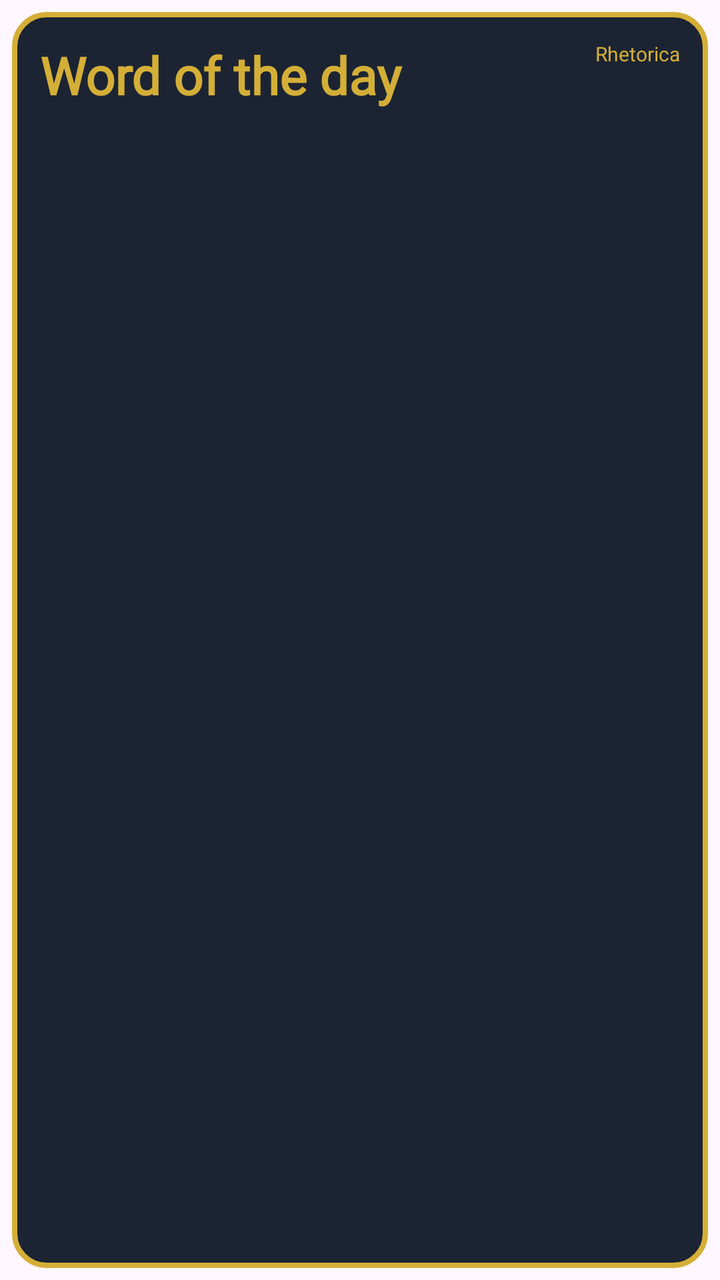
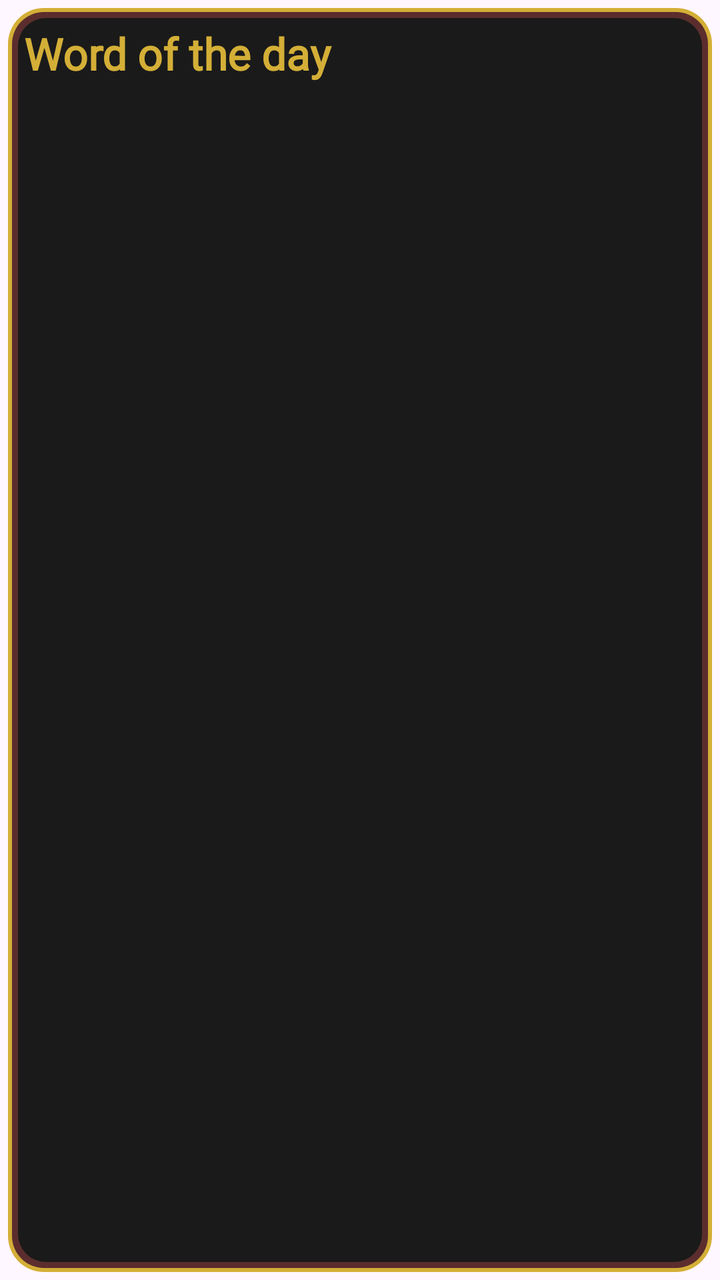

Two renders of the same Android screen: before a commit and after it. Below are the layout's source before the change and the commit's diff.
<!-- AndroidManifest.xml: application theme Theme.Rhetorica -->
<!-- res/layout/widget_word_of_day.xml -->
<?xml version="1.0" encoding="utf-8"?>
<FrameLayout xmlns:android="http://schemas.android.com/apk/res/android"
    android:id="@+id/widgetRoot"
    android:layout_width="match_parent"
    android:layout_height="match_parent"
    android:padding="6dp">

    <ImageView
        android:id="@+id/widgetBackgroundImage"
        android:layout_width="match_parent"
        android:layout_height="match_parent"
        android:contentDescription="@null"
        android:scaleType="fitXY"
        android:src="@drawable/widget_background" />

    <LinearLayout
        android:layout_width="match_parent"
        android:layout_height="match_parent"
        android:orientation="vertical"
        android:padding="14dp">

        
        <LinearLayout
            android:layout_width="match_parent"
            android:layout_height="wrap_content"
            android:gravity="top"
            android:orientation="horizontal">

            <LinearLayout
                android:layout_width="0dp"
                android:layout_height="wrap_content"
                android:layout_weight="1"
                android:orientation="vertical">

                <TextView
                    android:id="@+id/widgetWordText"
                    android:layout_width="match_parent"
                    android:layout_height="wrap_content"
                    android:fontFamily="@font/playfair_display"
                    android:text="@string/widget_default_word"
                    android:textColor="@color/widget_gold"
                    android:textSize="26sp"
                    android:textStyle="bold" />

                <TextView
                    android:id="@+id/widgetPartOfSpeech"
                    android:layout_width="match_parent"
                    android:layout_height="wrap_content"
                    android:layout_marginTop="1dp"
                    android:ellipsize="end"
                    android:maxLines="1"
                    android:textColor="@color/widget_gold"
                    android:textSize="12sp"
                    android:visibility="gone" />

            </LinearLayout>

            <TextView
                android:id="@+id/widgetTopLogo"
                android:layout_width="wrap_content"
                android:layout_height="wrap_content"
                android:text="@string/widget_brand_short"
                android:textColor="@color/widget_gold"
                android:textSize="10sp" />

        </LinearLayout>

        
        <TextView
            android:id="@+id/widgetDefinitionText"
            android:layout_width="match_parent"
            android:layout_height="wrap_content"
            android:layout_marginTop="6dp"
            android:ellipsize="end"
            android:lineSpacingExtra="2dp"
            android:maxLines="3"
            android:text="@string/widget_default_definition"
            android:textColor="@color/widget_text_primary"
            android:textSize="13sp"
            android:visibility="gone" />

        
        <TextView
            android:id="@+id/widgetGoldDivider"
            android:layout_width="match_parent"
            android:layout_height="1dp"
            android:layout_marginTop="8dp"
            android:layout_marginBottom="6dp"
            android:background="@color/widget_gold"
            android:visibility="gone" />

        
        <LinearLayout
            android:id="@+id/widgetAttributionRow"
            android:layout_width="match_parent"
            android:layout_height="wrap_content"
            android:gravity="center_vertical"
            android:orientation="horizontal"
            android:visibility="gone">

            <TextView
                android:id="@+id/widgetLaurelIcon"
                android:layout_width="wrap_content"
                android:layout_height="wrap_content"
                android:layout_marginEnd="4dp"
                android:text="@string/widget_laurel"
                android:textColor="@color/widget_gold"
                android:textSize="14sp" />

            <TextView
                android:id="@+id/widgetAttributionText"
                android:layout_width="0dp"
                android:layout_height="wrap_content"
                android:layout_weight="1"
                android:textColor="@color/widget_text_attribution"
                android:textSize="11sp"
                android:textStyle="bold" />

            <TextView
                android:id="@+id/widgetBrandText"
                android:layout_width="wrap_content"
                android:layout_height="wrap_content"
                android:text="@string/widget_brand_full"
                android:textColor="@color/widget_gold"
                android:textSize="9sp" />
        </LinearLayout>

        
        <TextView
            android:id="@+id/widgetQuoteText"
            android:layout_width="match_parent"
            android:layout_height="wrap_content"
            android:layout_marginTop="6dp"
            android:ellipsize="end"
            android:fontFamily="@font/playfair_display_italic"
            android:lineSpacingExtra="1dp"
            android:maxLines="4"
            android:textColor="@color/widget_text_secondary"
            android:textSize="13sp"
            android:visibility="gone" />

        <TextView
            android:id="@+id/widgetQuoteSourceText"
            android:layout_width="match_parent"
            android:layout_height="wrap_content"
            android:layout_marginTop="2dp"
            android:textColor="@color/widget_gold"
            android:textSize="9sp"
            android:visibility="gone" />

        
        <LinearLayout
            android:id="@+id/widgetBottomBar"
            android:layout_width="match_parent"
            android:layout_height="wrap_content"
            android:layout_marginTop="8dp"
            android:gravity="center_vertical"
            android:orientation="horizontal"
            android:visibility="gone">

            <TextView
                android:id="@+id/widgetBookIcon"
                android:layout_width="wrap_content"
                android:layout_height="wrap_content"
                android:layout_marginEnd="4dp"
                android:text="@string/widget_brand_short"
                android:textColor="@color/widget_gold"
                android:textSize="10sp" />

            
            <TextView
                android:layout_width="0dp"
                android:layout_height="1dp"
                android:layout_weight="1"
                android:text="" />

            <TextView
                android:id="@+id/widgetSpeechCta"
                android:layout_width="wrap_content"
                android:layout_height="wrap_content"
                android:background="@drawable/widget_cta_pill"
                android:paddingLeft="8dp"
                android:paddingTop="2dp"
                android:paddingRight="8dp"
                android:paddingBottom="2dp"
                android:text="@string/widget_speech_cta"
                android:textColor="@color/widget_card_background"
                android:textSize="9sp"
                android:textStyle="bold" />
        </LinearLayout>

    </LinearLayout>
</FrameLayout>
<!-- resources referenced by this layout -->
<resources>
  <color name="widget_card_background">#1C2433</color>
  <color name="widget_gold">#D4AF37</color>
  <color name="widget_text_attribution">#E8DFC8</color>
  <color name="widget_text_primary">#F5F0E6</color>
  <color name="widget_text_secondary">#C8BFA8</color>
  <!-- drawable widget_background (drawable) -->
  <?xml version="1.0" encoding="utf-8"?>
  <shape xmlns:android="http://schemas.android.com/apk/res/android">
      <solid android:color="#1C2433" />
      <stroke
          android:width="2.5dp"
          android:color="#D4AF37" />
      <corners android:radius="16dp" />
  </shape>
  <!-- drawable widget_cta_pill (drawable) -->
  <?xml version="1.0" encoding="utf-8"?>
  <shape xmlns:android="http://schemas.android.com/apk/res/android"
      android:shape="rectangle">
      <solid android:color="#D4AF37" />
      <corners android:radius="24dp" />
  </shape>
  <string name="widget_brand_full">Rhetorica · Word of the Day</string>
  <string name="widget_brand_short">Rhetorica</string>
  <string name="widget_default_definition">Daily definition will appear here.</string>
  <string name="widget_default_word">Word of the day</string>
  <string name="widget_laurel">✦</string>
  <string name="widget_speech_cta">Tap for full speech</string>
  <style name="Theme.Rhetorica" parent="Theme.Material3.DayNight.NoActionBar" />
</resources>

<!-- the commit's change to res/layout/widget_word_of_day.xml (unified diff, before → after) -->
@@ -3,7 +3,7 @@
     android:id="@+id/widgetRoot"
     android:layout_width="match_parent"
     android:layout_height="match_parent"
-    android:padding="6dp">
+    android:padding="4dp">
 
     <ImageView
         android:id="@+id/widgetBackgroundImage"
@@ -14,118 +14,60 @@
         android:src="@drawable/widget_background" />
 
     <LinearLayout
+        android:id="@+id/widgetContent"
         android:layout_width="match_parent"
         android:layout_height="match_parent"
         android:orientation="vertical"
-        android:padding="14dp">
+        android:padding="8dp">
 
-        
-        <LinearLayout
+        <TextView
+            android:id="@+id/widgetBadge"
             android:layout_width="match_parent"
             android:layout_height="wrap_content"
-            android:gravity="top"
-            android:orientation="horizontal">
+            android:ellipsize="end"
+            android:maxLines="1"
+            android:text="@string/home_wotd_badge"
+            android:textColor="@color/widget_gold"
+            android:textSize="11sp"
+            android:textStyle="bold"
+            android:visibility="gone" />
 
-            <LinearLayout
-                android:layout_width="0dp"
-                android:layout_height="wrap_content"
-                android:layout_weight="1"
-                android:orientation="vertical">
+        <TextView
+            android:id="@+id/widgetWordText"
+            android:layout_width="match_parent"
+            android:layout_height="wrap_content"
+            android:ellipsize="end"
+            android:fontFamily="@font/playfair_display"
+            android:maxLines="2"
+            android:text="@string/widget_default_word"
+            android:textColor="@color/widget_gold"
+            android:textSize="22sp"
+            android:textStyle="bold" />
 
-                <TextView
-                    android:id="@+id/widgetWordText"
-                    android:layout_width="match_parent"
-                    android:layout_height="wrap_content"
-                    android:fontFamily="@font/playfair_display"
-                    android:text="@string/widget_default_word"
-                    android:textColor="@color/widget_gold"
-                    android:textSize="26sp"
-                    android:textStyle="bold" />
+        <TextView
+            android:id="@+id/widgetPartOfSpeech"
+            android:layout_width="match_parent"
+            android:layout_height="wrap_content"
+            android:layout_marginTop="2dp"
+            android:ellipsize="end"
+            android:maxLines="1"
+            android:textColor="@color/widget_gold"
+            android:textSize="12sp"
+            android:visibility="gone" />
 
-                <TextView
-                    android:id="@+id/widgetPartOfSpeech"
-                    android:layout_width="match_parent"
-                    android:layout_height="wrap_content"
-                    android:layout_marginTop="1dp"
-                    android:ellipsize="end"
-                    android:maxLines="1"
-                    android:textColor="@color/widget_gold"
-                    android:textSize="12sp"
-                    android:visibility="gone" />
-
-            </LinearLayout>
-
-            <TextView
-                android:id="@+id/widgetTopLogo"
-                android:layout_width="wrap_content"
-                android:layout_height="wrap_content"
-                android:text="@string/widget_brand_short"
-                android:textColor="@color/widget_gold"
-                android:textSize="10sp" />
-
-        </LinearLayout>
-
-        
         <TextView
             android:id="@+id/widgetDefinitionText"
             android:layout_width="match_parent"
             android:layout_height="wrap_content"
-            android:layout_marginTop="6dp"
+            android:layout_marginTop="4dp"
             android:ellipsize="end"
-            android:lineSpacingExtra="2dp"
+            android:lineSpacingExtra="1dp"
             android:maxLines="3"
             android:text="@string/widget_default_definition"
             android:textColor="@color/widget_text_primary"
             android:textSize="13sp"
             android:visibility="gone" />
 
-        
-        <TextView
-            android:id="@+id/widgetGoldDivider"
-            android:layout_width="match_parent"
-            android:layout_height="1dp"
-            android:layout_marginTop="8dp"
-            android:layout_marginBottom="6dp"
-            android:background="@color/widget_gold"
-            android:visibility="gone" />
-
-        
-        <LinearLayout
-            android:id="@+id/widgetAttributionRow"
-            android:layout_width="match_parent"
-            android:layout_height="wrap_content"
-            android:gravity="center_vertical"
-            android:orientation="horizontal"
-            android:visibility="gone">
-
-            <TextView
-                android:id="@+id/widgetLaurelIcon"
-                android:layout_width="wrap_content"
-                android:layout_height="wrap_content"
-                android:layout_marginEnd="4dp"
-                android:text="@string/widget_laurel"
-                android:textColor="@color/widget_gold"
-                android:textSize="14sp" />
-
-            <TextView
-                android:id="@+id/widgetAttributionText"
-                android:layout_width="0dp"
-                android:layout_height="wrap_content"
-                android:layout_weight="1"
-                android:textColor="@color/widget_text_attribution"
-                android:textSize="11sp"
-                android:textStyle="bold" />
-
-            <TextView
-                android:id="@+id/widgetBrandText"
-                android:layout_width="wrap_content"
-                android:layout_height="wrap_content"
-                android:text="@string/widget_brand_full"
-                android:textColor="@color/widget_gold"
-                android:textSize="9sp" />
-        </LinearLayout>
-
-        
         <TextView
             android:id="@+id/widgetQuoteText"
             android:layout_width="match_parent"
@@ -144,35 +86,20 @@
             android:layout_width="match_parent"
             android:layout_height="wrap_content"
             android:layout_marginTop="2dp"
+            android:ellipsize="end"
+            android:maxLines="1"
             android:textColor="@color/widget_gold"
-            android:textSize="9sp"
+            android:textSize="11sp"
             android:visibility="gone" />
 
-        
         <LinearLayout
             android:id="@+id/widgetBottomBar"
             android:layout_width="match_parent"
             android:layout_height="wrap_content"
             android:layout_marginTop="8dp"
-            android:gravity="center_vertical"
+            android:gravity="end"
             android:orientation="horizontal"
             android:visibility="gone">
-
-            <TextView
-                android:id="@+id/widgetBookIcon"
-                android:layout_width="wrap_content"
-                android:layout_height="wrap_content"
-                android:layout_marginEnd="4dp"
-                android:text="@string/widget_brand_short"
-                android:textColor="@color/widget_gold"
-                android:textSize="10sp" />
-
-            
-            <TextView
-                android:layout_width="0dp"
-                android:layout_height="1dp"
-                android:layout_weight="1"
-                android:text="" />
 
             <TextView
                 android:id="@+id/widgetSpeechCta"
@@ -184,8 +111,8 @@
                 android:paddingRight="8dp"
                 android:paddingBottom="2dp"
                 android:text="@string/widget_speech_cta"
-                android:textColor="@color/widget_card_background"
-                android:textSize="9sp"
+                android:textColor="@color/widget_on_gold"
+                android:textSize="11sp"
                 android:textStyle="bold" />
         </LinearLayout>
 
<!-- resource entries referenced after the edit -->
@@ -1,19 +1,40 @@
 <!-- resources referenced by this layout -->
 <resources>
-  <color name="widget_card_background">#1C2433</color>
+  <color name="widget_card_background">#1A1A1A</color>
   <color name="widget_gold">#D4AF37</color>
-  <color name="widget_text_attribution">#E8DFC8</color>
+  <color name="widget_on_gold">#1A1A1A</color>
   <color name="widget_text_primary">#F5F0E6</color>
   <color name="widget_text_secondary">#C8BFA8</color>
   <!-- drawable widget_background (drawable) -->
   <?xml version="1.0" encoding="utf-8"?>
-  <shape xmlns:android="http://schemas.android.com/apk/res/android">
-      <solid android:color="#1C2433" />
-      <stroke
-          android:width="2.5dp"
-          android:color="#D4AF37" />
-      <corners android:radius="16dp" />
-  </shape>
+  <layer-list xmlns:android="http://schemas.android.com/apk/res/android">
+      <item>
+          <shape android:shape="rectangle">
+              <solid android:color="@color/widget_gold" />
+              <corners android:radius="18dp" />
+          </shape>
+      </item>
+      <item
+          android:bottom="2dp"
+          android:left="2dp"
+          android:right="2dp"
+          android:top="2dp">
+          <shape android:shape="rectangle">
+              <solid android:color="@color/widget_burgundy" />
+              <corners android:radius="16dp" />
+          </shape>
+      </item>
+      <item
+          android:bottom="5dp"
+          android:left="5dp"
+          android:right="5dp"
+          android:top="5dp">
+          <shape android:shape="rectangle">
+              <solid android:color="@color/widget_card_background" />
+              <corners android:radius="14dp" />
+          </shape>
+      </item>
+  </layer-list>
   <!-- drawable widget_cta_pill (drawable) -->
   <?xml version="1.0" encoding="utf-8"?>
   <shape xmlns:android="http://schemas.android.com/apk/res/android"
@@ -21,12 +42,11 @@
       <solid android:color="#D4AF37" />
       <corners android:radius="24dp" />
   </shape>
-  <string name="widget_brand_full">Rhetorica · Word of the Day</string>
-  <string name="widget_brand_short">Rhetorica</string>
+  <string name="home_wotd_badge">Word of the Day</string>
   <string name="widget_default_definition">Daily definition will appear here.</string>
   <string name="widget_default_word">Word of the day</string>
-  <string name="widget_laurel">✦</string>
   <string name="widget_speech_cta">Tap for full speech</string>
   <style name="Theme.Rhetorica" parent="Theme.Material3.DayNight.NoActionBar" />
+  <color name="widget_burgundy">#5C2D2D</color>
 </resources>
 
